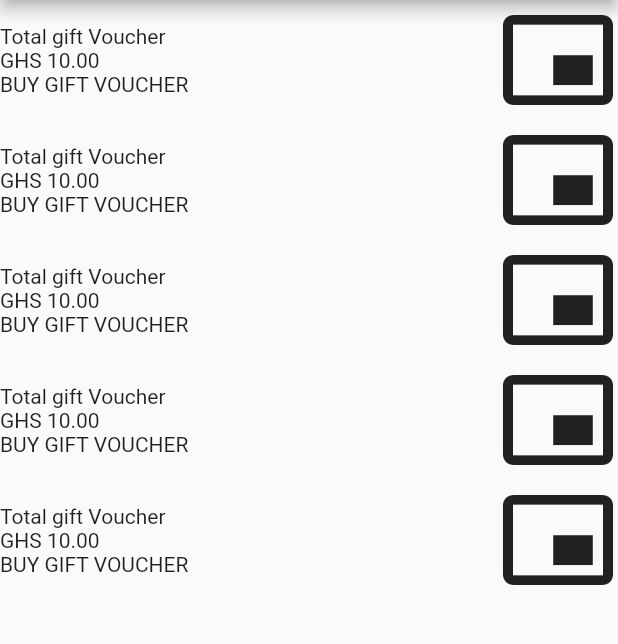
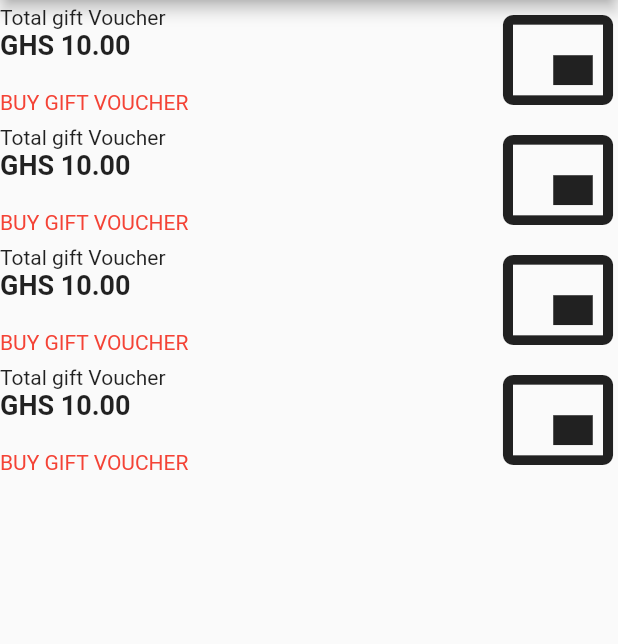
Before and after one commit to Setsofia-lab/somtin_app, a Flutter app: the screen it shows after launch, on a phone screen of 412 x 824 dp, the part 84-728 px from its top. Run offline on Flutter 3.47's test engine with Material 2 defaults, Android fonts, the phone set to English and light mode, and no system bars.

Commit message:
initial changes

```diff
--- a/lib/my_homepage.dart
+++ b/lib/my_homepage.dart
@@ -18,8 +18,15 @@ class _MyHomePageState extends State<MyHomePage> {
           backgroundColor: Colors.pink,
           title: Text('Somtin App')),
       body: ListView.builder(
-          itemCount: 5,
+          itemCount: 4,
           itemBuilder: (BuildContext context, int position) {
+            Widget content = Container();
+            if (position == 0){
+              content =_balanceView();
+            }
+            else {
+
+            }
             return _balanceView();
           }),
     );
@@ -36,8 +43,20 @@ Widget _balanceView() {
           crossAxisAlignment: CrossAxisAlignment.start,
           children: [
             Text('Total gift Voucher'),
-            Text('GHS 10.00'),
-            Text('BUY GIFT VOUCHER')
+            Text(
+              'GHS 10.00',
+              style: TextStyle(
+                fontSize: 18,
+                fontWeight: FontWeight.bold,
+              ),
+            ),
+            SizedBox(
+              height: 20,
+            ),
+            Text(
+              'BUY GIFT VOUCHER',
+              style: TextStyle(color: Colors.red),
+            )
           ],
         ),
       )),
```
